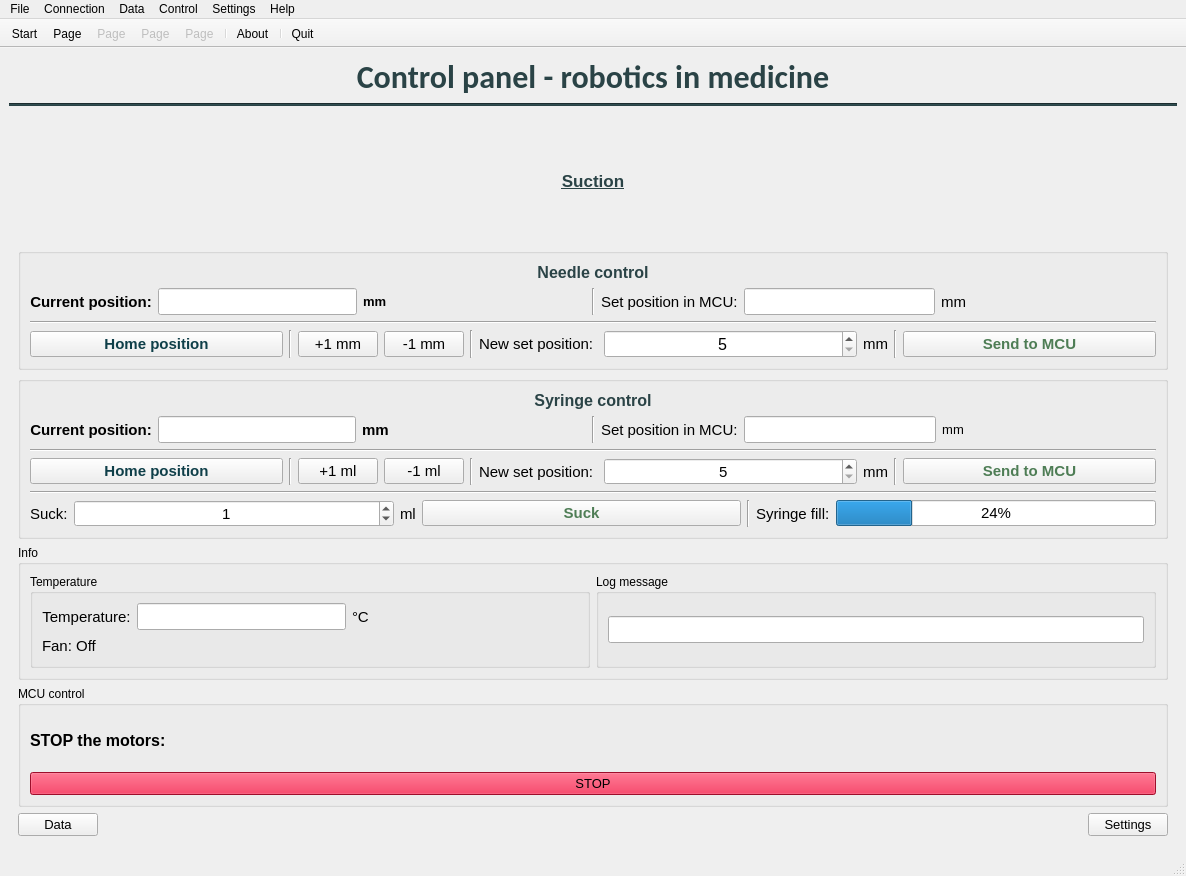
The window that Main/GUI_INZ_Main_project/mainwindow.ui (mgmike1011/INZ-GUI) describes before a commit, drawn with Qt 5.
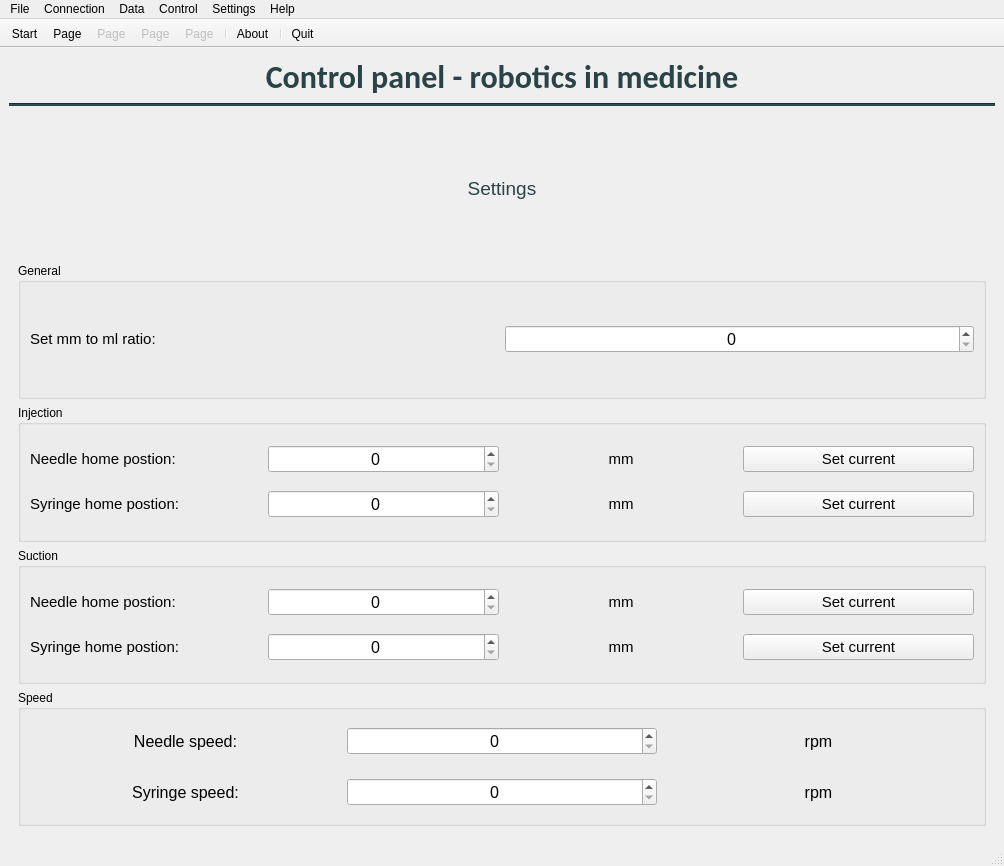
The same window after the commit. Icons and pictures are not drawn.

Commit message: Setting page added

The edit to the form file:
```diff
--- a/Main/GUI_INZ_Main_project/mainwindow.ui
+++ b/Main/GUI_INZ_Main_project/mainwindow.ui
@@ -6,8 +6,8 @@
    <rect>
     <x>0</x>
     <y>0</y>
-    <width>1186</width>
-    <height>876</height>
+    <width>1004</width>
+    <height>866</height>
    </rect>
   </property>
   <property name="windowTitle">
@@ -61,7 +61,7 @@
        <string notr="true"/>
       </property>
       <property name="currentIndex">
-       <number>5</number>
+       <number>6</number>
       </property>
       <widget class="QWidget" name="page1_Start">
        <layout class="QVBoxLayout" name="verticalLayout_2">
@@ -2982,6 +2982,401 @@
         </item>
        </layout>
       </widget>
+      <widget class="QWidget" name="page_7_Settings">
+       <layout class="QVBoxLayout" name="verticalLayout_23">
+        <item>
+         <widget class="QLabel" name="label_51">
+          <property name="font">
+           <font>
+            <pointsize>11</pointsize>
+           </font>
+          </property>
+          <property name="text">
+           <string>&lt;html&gt;&lt;head/&gt;&lt;body&gt;&lt;p&gt;&lt;span style=&quot; font-size:14pt; color:#2a4346;&quot;&gt;Settings&lt;/span&gt;&lt;/p&gt;&lt;/body&gt;&lt;/html&gt;</string>
+          </property>
+          <property name="alignment">
+           <set>Qt::AlignCenter</set>
+          </property>
+         </widget>
+        </item>
+        <item>
+         <widget class="QGroupBox" name="groupBox_12">
+          <property name="title">
+           <string>General</string>
+          </property>
+          <layout class="QVBoxLayout" name="verticalLayout_21">
+           <item>
+            <layout class="QHBoxLayout" name="horizontalLayout_23">
+             <item>
+              <widget class="QLabel" name="label_37">
+               <property name="font">
+                <font>
+                 <pointsize>11</pointsize>
+                </font>
+               </property>
+               <property name="text">
+                <string>Set mm to ml ratio:</string>
+               </property>
+              </widget>
+             </item>
+             <item>
+              <widget class="QSpinBox" name="mm_to_ml_spinBox">
+               <property name="font">
+                <font>
+                 <pointsize>12</pointsize>
+                </font>
+               </property>
+               <property name="alignment">
+                <set>Qt::AlignCenter</set>
+               </property>
+              </widget>
+             </item>
+            </layout>
+           </item>
+          </layout>
+         </widget>
+        </item>
+        <item>
+         <widget class="QGroupBox" name="groupBox_10">
+          <property name="title">
+           <string>Injection</string>
+          </property>
+          <layout class="QVBoxLayout" name="verticalLayout_19">
+           <item>
+            <layout class="QHBoxLayout" name="horizontalLayout_24">
+             <item>
+              <widget class="QLabel" name="label_38">
+               <property name="font">
+                <font>
+                 <pointsize>11</pointsize>
+                </font>
+               </property>
+               <property name="text">
+                <string>Needle home postion:</string>
+               </property>
+              </widget>
+             </item>
+             <item>
+              <widget class="QSpinBox" name="InjectionNeedleHomePositionspinBox">
+               <property name="font">
+                <font>
+                 <pointsize>12</pointsize>
+                </font>
+               </property>
+               <property name="alignment">
+                <set>Qt::AlignCenter</set>
+               </property>
+              </widget>
+             </item>
+             <item>
+              <widget class="QLabel" name="label_52">
+               <property name="font">
+                <font>
+                 <pointsize>11</pointsize>
+                </font>
+               </property>
+               <property name="text">
+                <string>mm</string>
+               </property>
+               <property name="alignment">
+                <set>Qt::AlignCenter</set>
+               </property>
+              </widget>
+             </item>
+             <item>
+              <widget class="QPushButton" name="pushButton">
+               <property name="font">
+                <font>
+                 <pointsize>11</pointsize>
+                </font>
+               </property>
+               <property name="text">
+                <string>Set current</string>
+               </property>
+              </widget>
+             </item>
+            </layout>
+           </item>
+           <item>
+            <layout class="QHBoxLayout" name="horizontalLayout_25">
+             <item>
+              <widget class="QLabel" name="label_48">
+               <property name="font">
+                <font>
+                 <pointsize>11</pointsize>
+                </font>
+               </property>
+               <property name="text">
+                <string>Syringe home postion:</string>
+               </property>
+              </widget>
+             </item>
+             <item>
+              <widget class="QSpinBox" name="InjectionSyringeHomePositionSpinBox">
+               <property name="font">
+                <font>
+                 <pointsize>12</pointsize>
+                </font>
+               </property>
+               <property name="alignment">
+                <set>Qt::AlignCenter</set>
+               </property>
+              </widget>
+             </item>
+             <item>
+              <widget class="QLabel" name="label_53">
+               <property name="font">
+                <font>
+                 <pointsize>11</pointsize>
+                </font>
+               </property>
+               <property name="text">
+                <string>mm</string>
+               </property>
+               <property name="alignment">
+                <set>Qt::AlignCenter</set>
+               </property>
+              </widget>
+             </item>
+             <item>
+              <widget class="QPushButton" name="pushButton_5">
+               <property name="font">
+                <font>
+                 <pointsize>11</pointsize>
+                </font>
+               </property>
+               <property name="text">
+                <string>Set current</string>
+               </property>
+              </widget>
+             </item>
+            </layout>
+           </item>
+          </layout>
+         </widget>
+        </item>
+        <item>
+         <widget class="QGroupBox" name="groupBox_11">
+          <property name="title">
+           <string>Suction</string>
+          </property>
+          <layout class="QVBoxLayout" name="verticalLayout_20">
+           <item>
+            <layout class="QHBoxLayout" name="horizontalLayout_34">
+             <item>
+              <widget class="QLabel" name="label_49">
+               <property name="font">
+                <font>
+                 <pointsize>11</pointsize>
+                </font>
+               </property>
+               <property name="text">
+                <string>Needle home postion:</string>
+               </property>
+              </widget>
+             </item>
+             <item>
+              <widget class="QSpinBox" name="SuctionNeedleHomePositionspinBox">
+               <property name="font">
+                <font>
+                 <pointsize>12</pointsize>
+                </font>
+               </property>
+               <property name="alignment">
+                <set>Qt::AlignCenter</set>
+               </property>
+              </widget>
+             </item>
+             <item>
+              <widget class="QLabel" name="label_54">
+               <property name="font">
+                <font>
+                 <pointsize>11</pointsize>
+                </font>
+               </property>
+               <property name="text">
+                <string>mm</string>
+               </property>
+               <property name="alignment">
+                <set>Qt::AlignCenter</set>
+               </property>
+              </widget>
+             </item>
+             <item>
+              <widget class="QPushButton" name="pushButton_6">
+               <property name="font">
+                <font>
+                 <pointsize>11</pointsize>
+                </font>
+               </property>
+               <property name="text">
+                <string>Set current</string>
+               </property>
+              </widget>
+             </item>
+            </layout>
+           </item>
+           <item>
+            <layout class="QHBoxLayout" name="horizontalLayout_35">
+             <item>
+              <widget class="QLabel" name="label_50">
+               <property name="font">
+                <font>
+                 <pointsize>11</pointsize>
+                </font>
+               </property>
+               <property name="text">
+                <string>Syringe home postion:</string>
+               </property>
+              </widget>
+             </item>
+             <item>
+              <widget class="QSpinBox" name="SuctionSyringeHomePositionspinBox">
+               <property name="font">
+                <font>
+                 <pointsize>12</pointsize>
+                </font>
+               </property>
+               <property name="alignment">
+                <set>Qt::AlignCenter</set>
+               </property>
+              </widget>
+             </item>
+             <item>
+              <widget class="QLabel" name="label_55">
+               <property name="font">
+                <font>
+                 <pointsize>11</pointsize>
+                </font>
+               </property>
+               <property name="text">
+                <string>mm</string>
+               </property>
+               <property name="alignment">
+                <set>Qt::AlignCenter</set>
+               </property>
+              </widget>
+             </item>
+             <item>
+              <widget class="QPushButton" name="pushButton_7">
+               <property name="font">
+                <font>
+                 <pointsize>11</pointsize>
+                </font>
+               </property>
+               <property name="text">
+                <string>Set current</string>
+               </property>
+              </widget>
+             </item>
+            </layout>
+           </item>
+          </layout>
+         </widget>
+        </item>
+        <item>
+         <widget class="QGroupBox" name="groupBox_13">
+          <property name="title">
+           <string>Speed</string>
+          </property>
+          <layout class="QVBoxLayout" name="verticalLayout_22">
+           <item>
+            <layout class="QHBoxLayout" name="horizontalLayout_37">
+             <item>
+              <widget class="QLabel" name="label_57">
+               <property name="font">
+                <font>
+                 <pointsize>12</pointsize>
+                </font>
+               </property>
+               <property name="text">
+                <string>Needle speed:</string>
+               </property>
+               <property name="alignment">
+                <set>Qt::AlignCenter</set>
+               </property>
+              </widget>
+             </item>
+             <item>
+              <widget class="QSpinBox" name="NeedleSpeedSpinBox">
+               <property name="font">
+                <font>
+                 <pointsize>12</pointsize>
+                </font>
+               </property>
+               <property name="alignment">
+                <set>Qt::AlignCenter</set>
+               </property>
+              </widget>
+             </item>
+             <item>
+              <widget class="QLabel" name="label_59">
+               <property name="font">
+                <font>
+                 <pointsize>12</pointsize>
+                </font>
+               </property>
+               <property name="text">
+                <string>rpm</string>
+               </property>
+               <property name="alignment">
+                <set>Qt::AlignCenter</set>
+               </property>
+              </widget>
+             </item>
+            </layout>
+           </item>
+           <item>
+            <layout class="QHBoxLayout" name="horizontalLayout_36">
+             <item>
+              <widget class="QLabel" name="label_56">
+               <property name="font">
+                <font>
+                 <pointsize>12</pointsize>
+                </font>
+               </property>
+               <property name="text">
+                <string>Syringe speed:</string>
+               </property>
+               <property name="alignment">
+                <set>Qt::AlignCenter</set>
+               </property>
+              </widget>
+             </item>
+             <item>
+              <widget class="QSpinBox" name="SyringeSpeedSpinBox">
+               <property name="font">
+                <font>
+                 <pointsize>12</pointsize>
+                </font>
+               </property>
+               <property name="alignment">
+                <set>Qt::AlignCenter</set>
+               </property>
+              </widget>
+             </item>
+             <item>
+              <widget class="QLabel" name="label_58">
+               <property name="font">
+                <font>
+                 <pointsize>12</pointsize>
+                </font>
+               </property>
+               <property name="text">
+                <string>rpm</string>
+               </property>
+               <property name="alignment">
+                <set>Qt::AlignCenter</set>
+               </property>
+              </widget>
+             </item>
+            </layout>
+           </item>
+          </layout>
+         </widget>
+        </item>
+       </layout>
+      </widget>
      </widget>
     </item>
    </layout>
@@ -2991,8 +3386,8 @@
     <rect>
      <x>0</x>
      <y>0</y>
-     <width>1186</width>
-     <height>25</height>
+     <width>1004</width>
+     <height>21</height>
     </rect>
    </property>
    <widget class="QMenu" name="menuFile">
```
Left out of the diff: 2 changed lines with no effect on the pictures. The commit also changes 4 other files.
